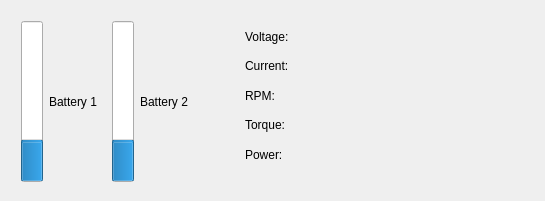
This is KiteControl-Qt/powerinfo.ui in adrienemery/zenith-wind-power as Qt 5 draws it before an edit. The edited form follows.
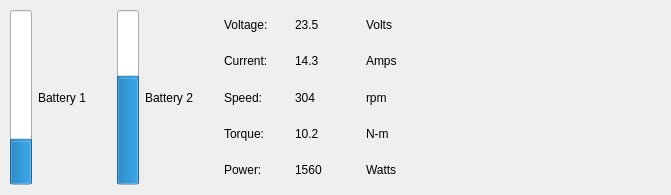
This is the edited form. Icons and pictures are not drawn.

Commit message: Updated power info UI and added kite animation .gif. Reorganized resources folder

Diff of the .ui file:
```diff
--- a/KiteControl-Qt/powerinfo.ui
+++ b/KiteControl-Qt/powerinfo.ui
@@ -6,22 +6,26 @@
    <rect>
     <x>0</x>
     <y>0</y>
-    <width>545</width>
-    <height>201</height>
+    <width>671</width>
+    <height>195</height>
    </rect>
   </property>
   <property name="windowTitle">
    <string>Power Gen Info</string>
   </property>
-  <widget class="QWidget" name="layoutWidget">
+  <widget class="QWidget" name="">
    <property name="geometry">
     <rect>
-     <x>21</x>
-     <y>21</y>
-     <width>176</width>
-     <height>161</height>
+     <x>10</x>
+     <y>10</y>
+     <width>651</width>
+     <height>175</height>
     </rect>
    </property>
+   <layout class="QHBoxLayout" name="horizontalLayout_8">
+    <item>
+     <layout class="QHBoxLayout" name="horizontalLayout_7">
+      <item>
    <layout class="QHBoxLayout" name="horizontalLayout">
     <item>
      <widget class="QProgressBar" name="progressBar_2">
@@ -41,9 +45,15 @@
      </widget>
     </item>
     <item>
-     <widget class="QProgressBar" name="progressBar">
+         <widget class="QProgressBar" name="batt2progressBar">
+          <property name="minimumSize">
+           <size>
+            <width>0</width>
+            <height>0</height>
+           </size>
+          </property>
       <property name="value">
-       <number>24</number>
+           <number>60</number>
       </property>
       <property name="orientation">
        <enum>Qt::Vertical</enum>
@@ -58,20 +68,12 @@
      </widget>
     </item>
    </layout>
-  </widget>
-  <widget class="QWidget" name="layoutWidget">
-   <property name="geometry">
-    <rect>
-     <x>245</x>
-     <y>25</y>
-     <width>271</width>
-     <height>141</height>
-    </rect>
-   </property>
-   <layout class="QHBoxLayout" name="horizontalLayout_2">
+      </item>
     <item>
      <layout class="QVBoxLayout" name="verticalLayout">
       <item>
+         <layout class="QHBoxLayout" name="horizontalLayout_2">
+          <item>
        <widget class="QLabel" name="label_3">
         <property name="text">
          <string>Voltage:</string>
@@ -79,6 +81,24 @@
        </widget>
       </item>
       <item>
+           <widget class="QLabel" name="voltageLabel">
+            <property name="text">
+             <string>23.5</string>
+            </property>
+           </widget>
+          </item>
+          <item>
+           <widget class="QLabel" name="label_9">
+            <property name="text">
+             <string>Volts</string>
+            </property>
+           </widget>
+          </item>
+         </layout>
+        </item>
+        <item>
+         <layout class="QHBoxLayout" name="horizontalLayout_3">
+          <item>
        <widget class="QLabel" name="label_4">
         <property name="text">
          <string>Current:</string>
@@ -86,12 +106,48 @@
        </widget>
       </item>
       <item>
+           <widget class="QLabel" name="currentLabel">
+            <property name="text">
+             <string>14.3</string>
+            </property>
+           </widget>
+          </item>
+          <item>
+           <widget class="QLabel" name="label_10">
+            <property name="text">
+             <string>Amps</string>
+            </property>
+           </widget>
+          </item>
+         </layout>
+        </item>
+        <item>
+         <layout class="QHBoxLayout" name="horizontalLayout_4">
+          <item>
        <widget class="QLabel" name="label_5">
         <property name="text">
-         <string>RPM:</string>
+             <string>Speed:</string>
         </property>
        </widget>
       </item>
+          <item>
+           <widget class="QLabel" name="rpmLabel">
+            <property name="text">
+             <string>304</string>
+            </property>
+           </widget>
+          </item>
+          <item>
+           <widget class="QLabel" name="label_11">
+            <property name="text">
+             <string>rpm</string>
+            </property>
+           </widget>
+          </item>
+         </layout>
+        </item>
+        <item>
+         <layout class="QHBoxLayout" name="horizontalLayout_5">
       <item>
        <widget class="QLabel" name="label_6">
         <property name="text">
@@ -100,20 +156,56 @@
        </widget>
       </item>
       <item>
+           <widget class="QLabel" name="label_12">
+            <property name="text">
+             <string>10.2</string>
+            </property>
+           </widget>
+          </item>
+          <item>
+           <widget class="QLabel" name="TorqueLabel">
+            <property name="text">
+             <string>N-m</string>
+            </property>
+           </widget>
+          </item>
+         </layout>
+        </item>
+        <item>
+         <layout class="QHBoxLayout" name="horizontalLayout_6">
+          <item>
        <widget class="QLabel" name="label_7">
         <property name="text">
          <string>Power:</string>
         </property>
        </widget>
       </item>
-     </layout>
-    </item>
+          <item>
+           <widget class="QLabel" name="powerLabel">
+            <property name="text">
+             <string>1560</string>
+            </property>
+           </widget>
+          </item>
+          <item>
+           <widget class="QLabel" name="label_13">
+            <property name="text">
+             <string>Watts</string>
+            </property>
+           </widget>
+          </item>
+         </layout>
+        </item>
+       </layout>
+      </item>
+     </layout>
+    </item>
     <item>
-     <widget class="QLabel" name="label_8">
+     <widget class="QLabel" name="motorDisplayLabel">
       <property name="maximumSize">
        <size>
-        <width>200</width>
-        <height>100</height>
+        <width>224</width>
+        <height>172</height>
        </size>
       </property>
       <property name="text">
```
Left out of the diff: 8 changed lines with no effect on the pictures. Lines whose indentation alone changed are shown as unchanged. The commit also changes 8 other files.
